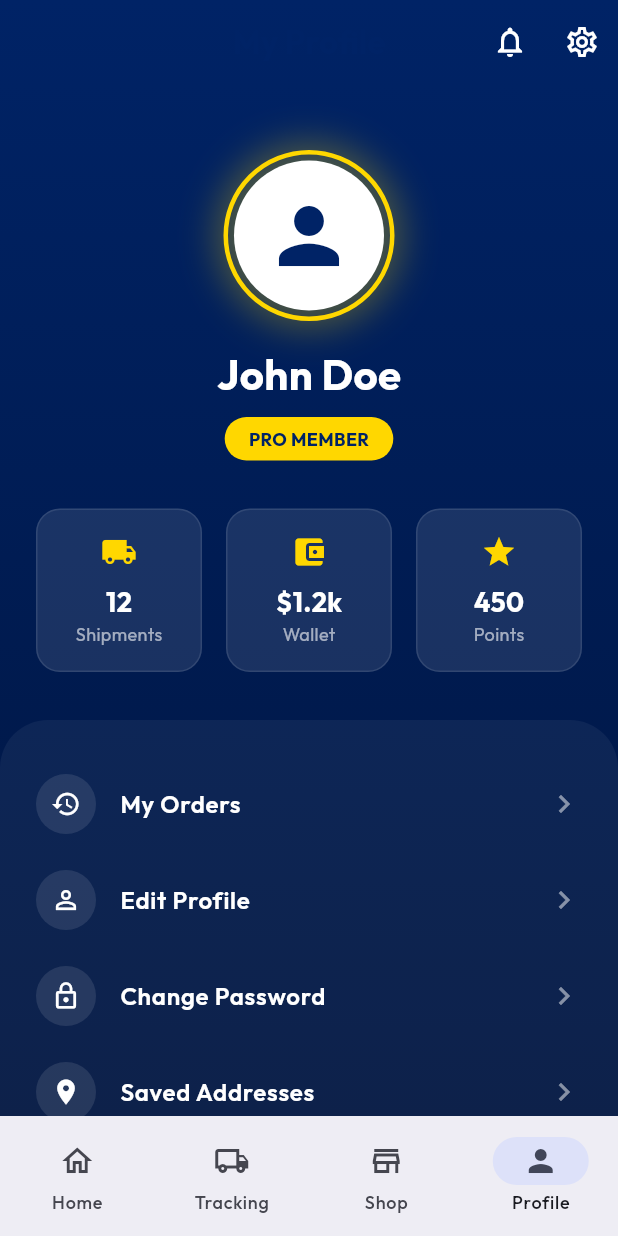
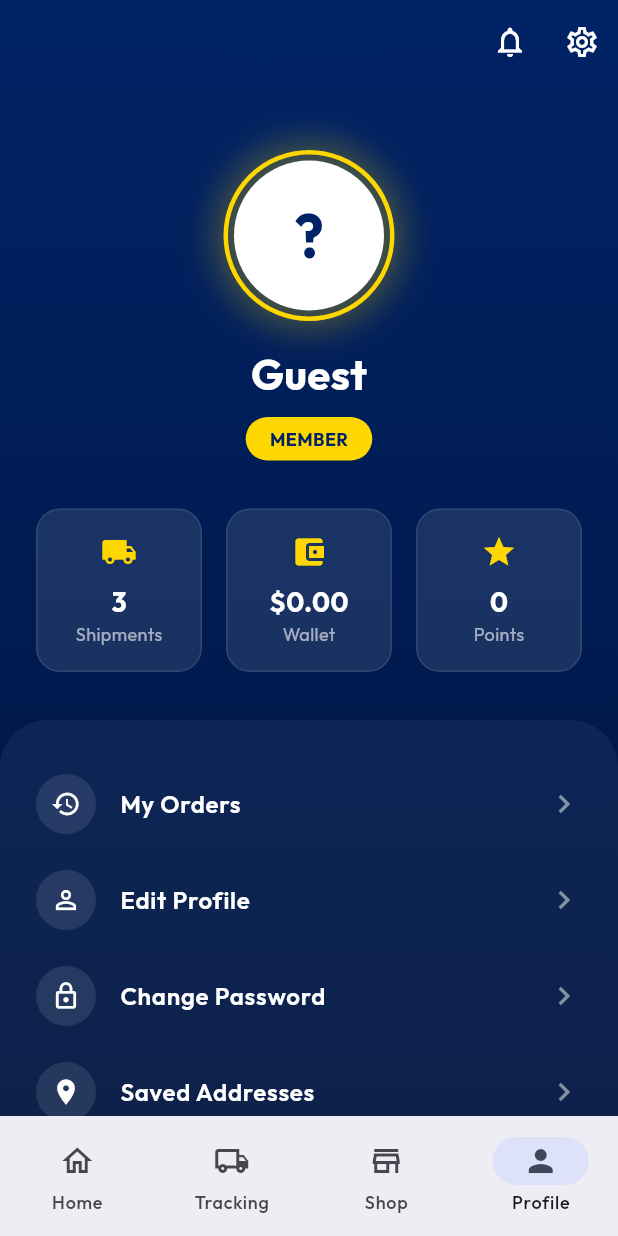
Before and after one commit to Travsify/globalline, a Flutter app: the ProfileScreen screen opened by its route, on a phone screen of 412 x 824 dp. Run offline on Flutter 3.47's test engine with Material 3 defaults, Android fonts, the phone set to English and light mode, and no system bars; our stand-ins replace connectivity_plus, dio, flutter_riverpod, flutter_secure_storage, go_router, google_fonts and 4 more; missing offline and left inert: flutter_paystack_plus, flutter_stripe; accounts and stored records are empty; network calls fail.

Commit message:
Fix ProfileScreen data wiring and OnboardingScreen syntax

```diff
--- a/mobile/lib/features/auth/data/auth_repository.dart
+++ b/mobile/lib/features/auth/data/auth_repository.dart
@@ -7,7 +7,7 @@
 
 abstract class AuthRepository {
   Future<AuthResponse> login(String email, String password);
-  Future<void> register(String name, String email, String password, String passwordConfirmation);
+  Future<AuthResponse> register(String name, String email, String password, String passwordConfirmation);
   Future<void> logout();
   Future<void> forgotPassword(String email);
   Future<void> resetPassword(String email, String token, String password, String passwordConfirmation);
@@ -40,7 +40,7 @@
   }
 
   @override
-  Future<void> register(String name, String email, String password, String passwordConfirmation) async {
+  Future<AuthResponse> register(String name, String email, String password, String passwordConfirmation) async {
     try {
       final response = await _dio.post('auth/register', data: {
         'name': name,
@@ -51,6 +51,7 @@
 
       final authResponse = AuthResponse.fromJson(response.data);
       await _storage.saveToken(authResponse.token);
+      return authResponse;
     } on DioException catch (e) {
       throw e.error!;
     }
--- a/mobile/lib/features/profile/presentation/screens/profile_screen.dart
+++ b/mobile/lib/features/profile/presentation/screens/profile_screen.dart
@@ -1,6 +1,9 @@
 import 'package:flutter/material.dart';
 import 'package:flutter_riverpod/flutter_riverpod.dart';
 import 'package:go_router/go_router.dart';
+import 'package:mobile/features/auth/presentation/providers/auth_provider.dart';
+import 'package:mobile/features/wallet/presentation/providers/wallet_provider.dart';
+import 'package:mobile/features/orders/data/repositories/order_repository.dart';
 import 'package:mobile/features/addresses/presentation/screens/address_list_screen.dart';
 import 'package:mobile/features/support/presentation/screens/support_ticket_list_screen.dart';
 import 'package:mobile/features/kyc/presentation/screens/kyc_upload_screen.dart';
@@ -9,8 +12,14 @@
 class ProfileScreen extends ConsumerWidget {
   const ProfileScreen({super.key});
 
+
   @override
   Widget build(BuildContext context, WidgetRef ref) {
+    final authState = ref.watch(authControllerProvider);
+    final user = authState.user;
+    final walletAsync = ref.watch(walletControllerProvider);
+    final ordersAsync = ref.watch(ordersProvider);
+
     return Scaffold(
       backgroundColor: const Color(0xFF002366),
       extendBodyBehindAppBar: true,
@@ -22,7 +31,7 @@
         actions: [
           IconButton(
             icon: const Icon(Icons.notifications_outlined, color: Colors.white),
-            onPressed: () {},
+            onPressed: () => context.push('/notifications'),
           ),
           IconButton(
             icon: const Icon(Icons.settings_outlined, color: Colors.white),
@@ -68,16 +77,24 @@
                             ),
                           ],
                         ),
-                        child: const CircleAvatar(
+                        child: CircleAvatar(
                           radius: 50,
                           backgroundColor: Colors.white,
-                          child: Icon(Icons.person, size: 60, color: Color(0xFF002366)),
+                          backgroundImage: user != null && user.avatarUrl != null && user.avatarUrl!.isNotEmpty
+                              ? NetworkImage(user.avatarUrl!)
+                              : null,
+                          child: user == null || user.avatarUrl == null || user.avatarUrl!.isEmpty
+                              ? Text(
+                                  user?.name.isNotEmpty == true ? user!.name[0].toUpperCase() : '?',
+                                  style: const TextStyle(fontSize: 40, color: Color(0xFF002366), fontWeight: FontWeight.bold),
+                                )
+                              : null,
                         ),
                       ),
                       const SizedBox(height: 16),
-                      const Text(
-                        "John Doe",
-                        style: TextStyle(fontSize: 28, fontWeight: FontWeight.bold, color: Colors.white, fontFamily: 'Outfit'),
+                      Text(
+                        user?.name ?? "Guest",
+                        style: const TextStyle(fontSize: 28, fontWeight: FontWeight.bold, color: Colors.white, fontFamily: 'Outfit'),
                       ),
                       const SizedBox(height: 8),
                       Container(
@@ -86,9 +103,9 @@
                           color: const Color(0xFFFFD700),
                           borderRadius: BorderRadius.circular(20),
                         ),
-                        child: const Text(
-                          "PRO MEMBER",
-                          style: TextStyle(color: Color(0xFF002366), fontWeight: FontWeight.bold, fontSize: 12),
+                        child: Text(
+                          (user?.tier ?? "MEMBER").toUpperCase(),
+                          style: const TextStyle(color: Color(0xFF002366), fontWeight: FontWeight.bold, fontSize: 12),
                         ),
                       ),
                     ],
@@ -101,11 +118,27 @@
                   padding: const EdgeInsets.symmetric(horizontal: 24),
                   child: Row(
                     children: [
-                      _buildStatCard("Shipments", "12", Icons.local_shipping),
+                      _buildStatCard(
+                        "Shipments",
+                        ordersAsync.when(
+                          data: (orders) => orders.length.toString(),
+                          loading: () => "...",
+                          error: (_,__) => "0"
+                        ),
+                        Icons.local_shipping
+                      ),
                       const SizedBox(width: 16),
-                      _buildStatCard("Wallet", "\$1.2k", Icons.account_balance_wallet),
+                      _buildStatCard(
+                        "Wallet",
+                        walletAsync.when(
+                          data: (w) => "\$${w.balance.toStringAsFixed(2)}",
+                          loading: () => "...",
+                          error: (_,__) => "\$0.00"
+                        ),
+                        Icons.account_balance_wallet
+                      ),
                       const SizedBox(width: 16),
-                      _buildStatCard("Points", "450", Icons.star),
+                      _buildStatCard("Points", "${user?.loyaltyPoints ?? 0}", Icons.star),
                     ],
                   ),
                 ),
@@ -125,16 +158,17 @@
                       _buildMenuItem(context, "Change Password", Icons.lock_outline, () => context.push('/profile/password')),
                       _buildMenuItem(context, "Saved Addresses", Icons.location_on, () => Navigator.push(context, MaterialPageRoute(builder: (_) => const AddressListScreen()))),
                       _buildMenuItem(context, "Loyalty & Tiers", Icons.stars, () => Navigator.push(context, MaterialPageRoute(builder: (_) => const LoyaltyDashboardScreen()))),
-                      _buildMenuItem(context, "Payment Methods", Icons.credit_card, () {}),
+                      // Temporary navigation to existing PaymentMethodScreen for management (or TODO: create separate list)
+                      _buildMenuItem(context, "Payment Methods", Icons.credit_card, () => context.push('/checkout/payment', extra: {'amount': 0.0, 'currency': 'USD', 'email': user?.email ?? '', 'isFunding': true})),
                       Divider(color: Colors.white.withOpacity(0.1), height: 32),
                       _buildMenuItem(context, "Help & Support", Icons.help_outline, () => Navigator.push(context, MaterialPageRoute(builder: (_) => const SupportTicketListScreen()))),
                       _buildMenuItem(context, "KYC Verification", Icons.verified_user_outlined, () => Navigator.push(context, MaterialPageRoute(builder: (_) => const KycUploadScreen()))),
-                      _buildMenuItem(context, "Privacy Policy", Icons.privacy_tip_outlined, () {}),
+                      _buildMenuItem(context, "Privacy Policy", Icons.privacy_tip_outlined, () => _showPrivacyPolicy(context)),
                       const SizedBox(height: 24),
                       TextButton(
-                        onPressed: () {
-                           // Logout logic would go here
-                           context.go('/auth/login');
+                        onPressed: () async {
+                           await ref.read(authControllerProvider.notifier).logout();
+                           if (context.mounted) context.go('/login');
                         },
                         child: Text("Log Out", style: TextStyle(color: Colors.red[300], fontSize: 16)),
                       )
@@ -149,7 +183,34 @@
     );
   }
 
+  void _showPrivacyPolicy(BuildContext context) {
+    showModalBottomSheet(
+      context: context,
+      backgroundColor: Colors.white,
+      shape: const RoundedRectangleBorder(borderRadius: BorderRadius.vertical(top: Radius.circular(20))),
+      builder: (context) => Container(
+        padding: const EdgeInsets.all(24),
+        child: Column(
+          crossAxisAlignment: CrossAxisAlignment.start,
+          mainAxisSize: MainAxisSize.min,
+          children: [
+            const Text("Privacy Policy", style: TextStyle(fontSize: 24, fontWeight: FontWeight.bold, color: Color(0xFF002366))),
+            const SizedBox(height: 16),
+            const Text("At GlobalLine, we take your privacy seriously. This is a placeholder for the full privacy policy content.", style: TextStyle(fontSize: 16)),
+            const SizedBox(height: 24),
+            ElevatedButton(
+              onPressed: () => Navigator.pop(context),
+              style: ElevatedButton.styleFrom(backgroundColor: const Color(0xFF002366), foregroundColor: Colors.white),
+              child: const Text("Close"),
+            ),
+          ],
+        ),
+      ),
+    );
+  }
+
   Widget _buildStatCard(String label, String value, IconData icon) {
+
     return Expanded(
       child: Container(
         padding: const EdgeInsets.symmetric(vertical: 16),
```
Also changed, not shown: mobile/lib/features/auth/presentation/providers/auth_provider.dart (+4 -4 lines), mobile/lib/features/auth/presentation/providers/auth_state.dart (+8 -2 lines), mobile/lib/features/onboarding/presentation/screens/onboarding_screen.dart (+8 -1 lines).
